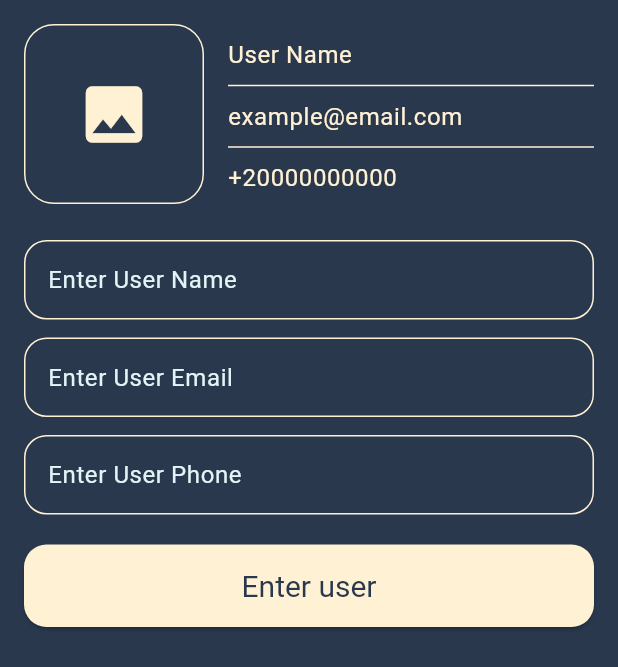
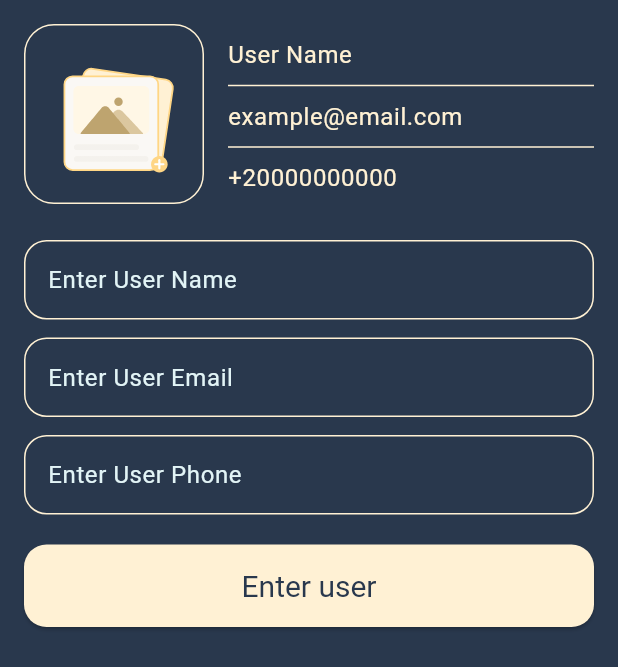
Before and after one commit to Abdallah616/Contact_Project, a Flutter app: the AddContactBottomSheet widget shown alone on an empty page, opened directly, on a phone screen of 412 x 824 dp. Shown: the top 667 px of the screen. Run offline on Flutter 3.47's test engine with Material 3 defaults, Android fonts, the phone set to English and light mode, and no system bars; our stand-ins replace flutter_svg, image_picker, lottie, vector_graphics.

Commit message:
added image picker animations

```diff
--- a/lib/core/gen/assets.gen.dart
+++ b/lib/core/gen/assets.gen.dart
@@ -17,11 +17,15 @@ import 'package:vector_graphics/vector_graphics.dart' as _vg;
 class $AssetsAnimationsGen {
   const $AssetsAnimationsGen();
 
+  /// File path: assets/animations/image_picker_animations.json
+  String get imagePickerAnimations =>
+      'assets/animations/image_picker_animations.json';
+
   /// File path: assets/animations/list_animation.json
   String get listAnimation => 'assets/animations/list_animation.json';
 
   /// List of all assets
-  List<String> get values => [listAnimation];
+  List<String> get values => [imagePickerAnimations, listAnimation];
 }
 
 class $AssetsIconsGen {
--- a/lib/modules/home/widgets/add_contact_bottom_sheet.dart
+++ b/lib/modules/home/widgets/add_contact_bottom_sheet.dart
@@ -1,4 +1,5 @@
 import 'package:contact/core/constants/app_strings.dart';
+import 'package:contact/core/gen/assets.gen.dart';
 import 'package:contact/core/theme/app_colors.dart';
 import 'package:contact/core/theme/app_theme_manager.dart';
 import 'package:contact/models/contact_model.dart';
@@ -6,6 +7,8 @@ import 'package:flutter/material.dart';
 import 'package:image_picker/image_picker.dart';
 
 import 'dart:io';
+
+import 'package:lottie/lottie.dart';
 
 class AddContactBottomSheet extends StatefulWidget {
   const AddContactBottomSheet({super.key});
@@ -69,11 +72,11 @@ class _AddContactBottomSheetState extends State<AddContactBottomSheet> {
                           borderRadius: BorderRadius.circular(20),
                           child: Image.file(selectedImage!, fit: BoxFit.cover),
                         )
-                      : const Center(
-                          child: Icon(
-                            Icons.image,
-                            size: 50,
-                            color: AppColors.gold,
+                      : Center(
+                          child: Lottie.asset(
+                            Assets.animations.imagePickerAnimations,
+                            width: 250,
+                            height: 250,
                           ),
                         ),
                 ),
```
Also changed, not shown: assets/animations/image_picker_animations.json (added, +1 -0 lines).
